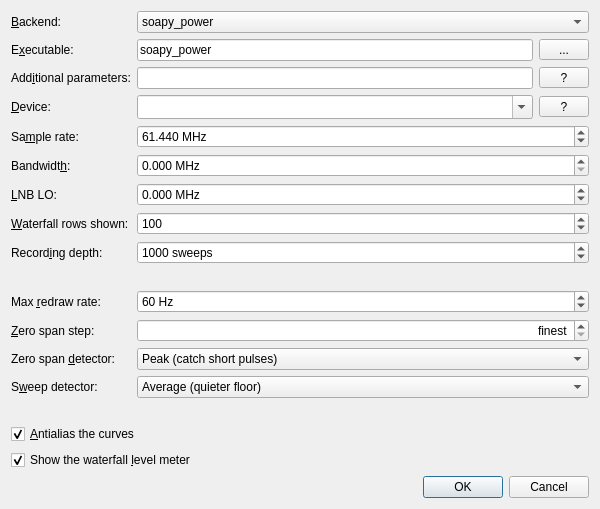
This is qspectrumanalyzer/qspectrumanalyzer_settings.ui in lakjdfalken/qspectrumanalyzer as Qt 5 draws it before an edit. The edited form follows.
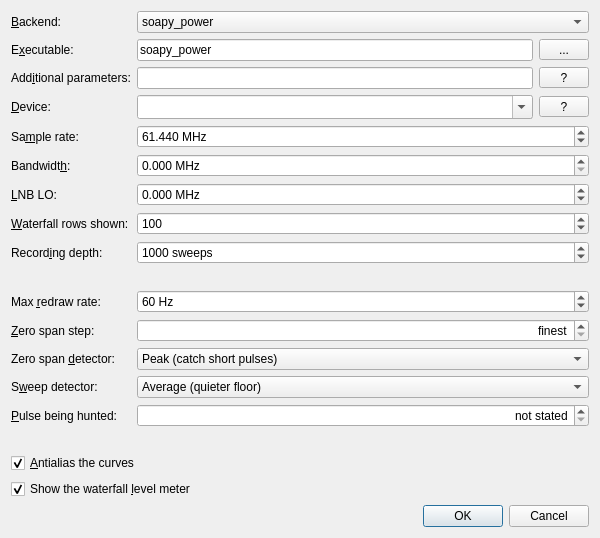
This is the edited form.

Commit message: Stop a wide signal setting the level it is measured against

```diff
--- a/qspectrumanalyzer/qspectrumanalyzer_settings.ui
+++ b/qspectrumanalyzer/qspectrumanalyzer_settings.ui
@@ -271,6 +271,38 @@
        </item>
       </widget>
      </item>
+     <item row="14" column="0">
+      <widget class="QLabel" name="huntPulseLabel">
+       <property name="text">
+        <string>&amp;Pulse being hunted:</string>
+       </property>
+       <property name="buddy">
+        <cstring>huntPulseSpinBox</cstring>
+       </property>
+      </widget>
+     </item>
+     <item row="14" column="1">
+      <widget class="QDoubleSpinBox" name="huntPulseSpinBox">
+       <property name="toolTip">
+        <string>The pulse you are looking for, so the startup checks can say what your bin size costs it. A pulse shorter than one FFT frame is spread across the whole of it: at 40 kHz bins a 1 us pulse loses 14 dB, at 1250 kHz it loses 1. Left at zero the bin size is not checked against anything, only reported.</string>
+       </property>
+       <property name="alignment">
+        <set>Qt::AlignRight|Qt::AlignTrailing|Qt::AlignVCenter</set>
+       </property>
+       <property name="specialValueText">
+        <string>not stated</string>
+       </property>
+       <property name="suffix">
+        <string> us</string>
+       </property>
+       <property name="decimals">
+        <number>2</number>
+       </property>
+       <property name="maximum">
+        <double>100000.000000000000000</double>
+       </property>
+      </widget>
+     </item>
      <item row="15" column="1">
       <widget class="QLabel" name="tapEstimateLabel">
        <property name="text">
```
The commit also changes 4 other files.
